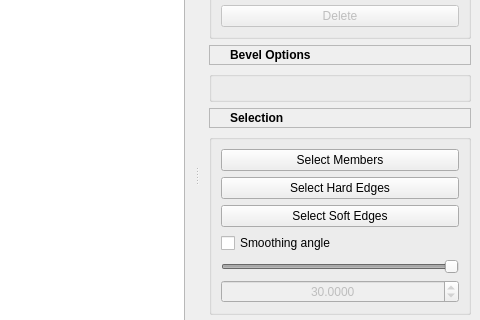
FengYusheng/MyUtils, file maya_script/BevelTool/src/Qt/UI/MWBevelToolMainWindow.ui: the form before one commit; both pictures show x 396 to 876 and y 223 to 543 of the 876 by 799 pixel window.
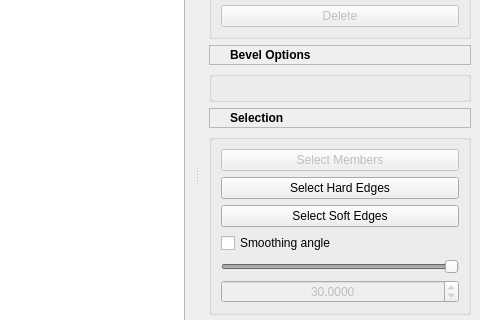
The form after the commit.

Patch:
```diff
--- a/maya_script/BevelTool/src/Qt/UI/MWBevelToolMainWindow.ui
+++ b/maya_script/BevelTool/src/Qt/UI/MWBevelToolMainWindow.ui
@@ -282,6 +282,9 @@
        <layout class="QVBoxLayout" name="verticalLayout">
         <item>
          <widget class="QPushButton" name="selectMembersButton">
+          <property name="enabled">
+           <bool>false</bool>
+          </property>
           <property name="text">
            <string>Select Members</string>
           </property>
```
Left out of the diff: 2 changed lines with no effect on the pictures.
